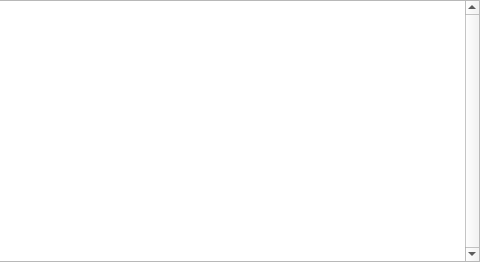
Qt form src/gui/compileroutputpanel_q.ui (fwbuilder/fwbuilder) before a commit; both pictures show x 260 to 740 and y 0 to 262 of the 740 by 262 pixel window.
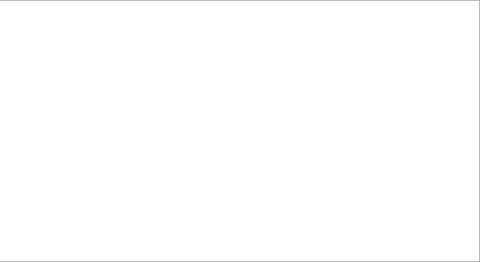
The same form after that commit.

Commit message: Changed QTextEdit to QTextBrowser in compileroutputpanel

```diff
--- a/src/gui/compileroutputpanel_q.ui
+++ b/src/gui/compileroutputpanel_q.ui
@@ -19,30 +19,12 @@
    <property name="margin" >
     <number>0</number>
    </property>
-   <item row="0" column="0" >
-    <widget class="QTextEdit" name="compiler_output_panel" >
-     <property name="sizePolicy" >
-      <sizepolicy vsizetype="Preferred" hsizetype="Preferred" >
-       <horstretch>0</horstretch>
-       <verstretch>0</verstretch>
-      </sizepolicy>
-     </property>
-     <property name="verticalScrollBarPolicy" >
-      <enum>Qt::ScrollBarAlwaysOn</enum>
-     </property>
-     <property name="readOnly" >
-      <bool>true</bool>
-     </property>
-     <property name="textInteractionFlags" >
-      <set>Qt::TextSelectableByMouse</set>
-     </property>
-    </widget>
+   <item row="0" column="0">
+    <widget class="QTextBrowser" name="compiler_output_panel"/>
    </item>
   </layout>
  </widget>
- <layoutdefault spacing="6" margin="11" />
- <resources>
-  <include location="MainRes.qrc" />
- </resources>
+ <layoutdefault spacing="6" margin="11"/>
+ <resources/>
  <connections/>
 </ui>
```
Left out of the diff: 15 changed lines with no effect on the pictures.
